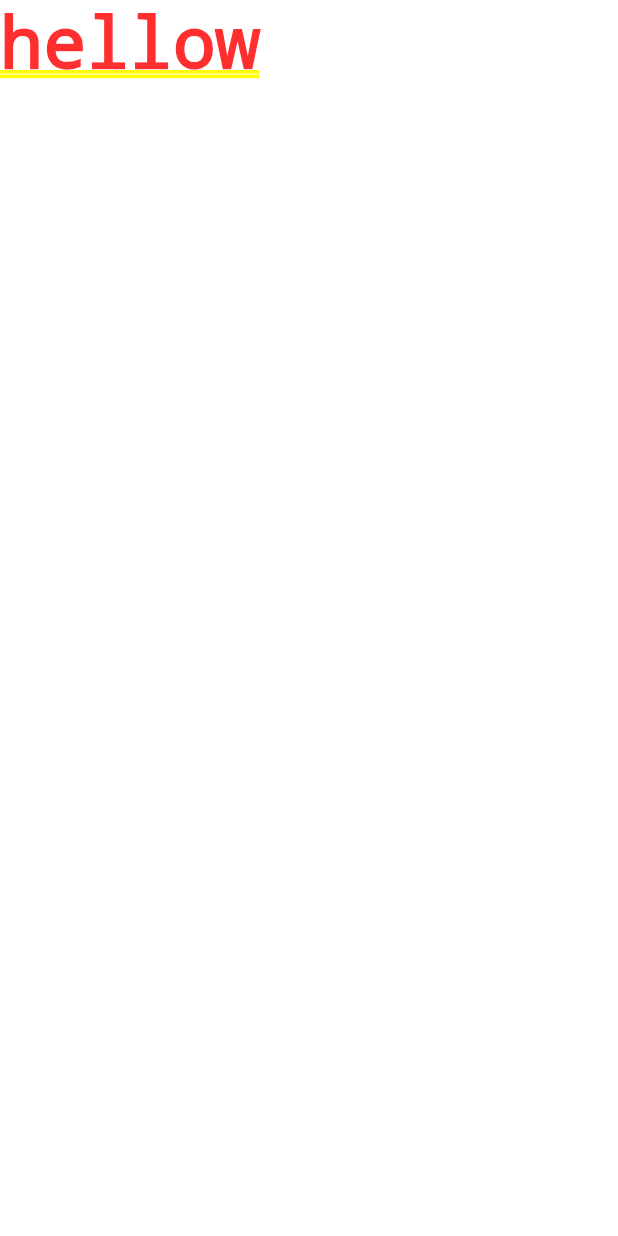
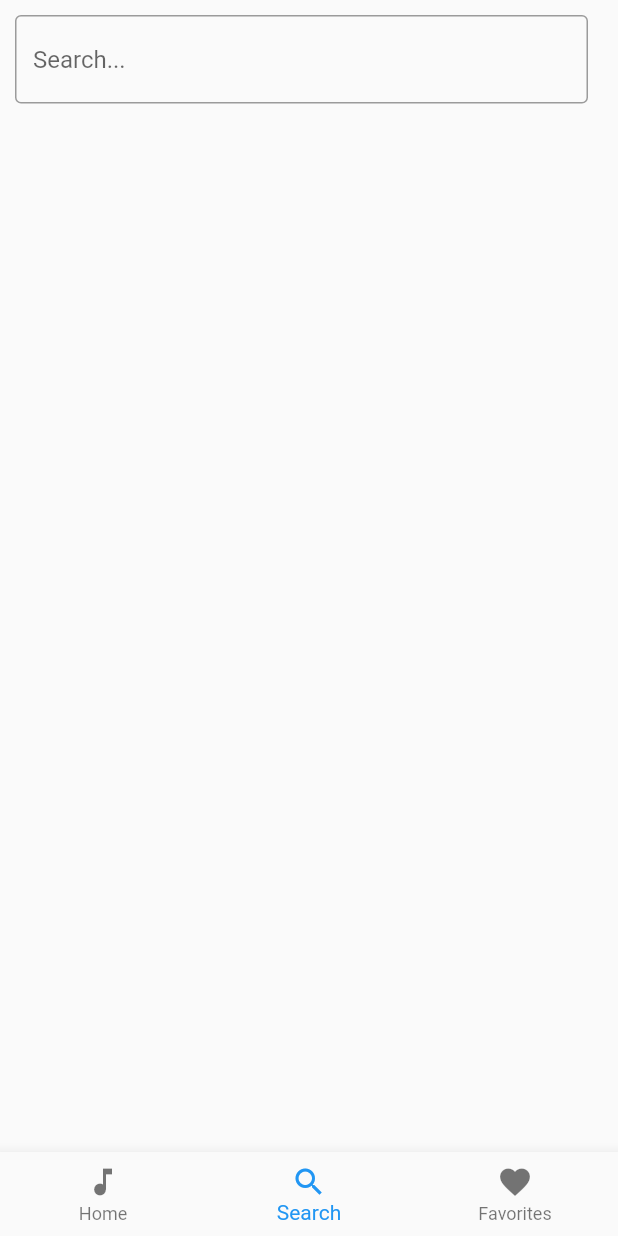
Before and after one commit to devvildaz/elec_spotify_devvildaz, a Flutter app: the screen it shows after launch, on a phone screen of 412 x 824 dp. Run offline on Flutter 3.47's test engine with Material 2 defaults, Android fonts, the phone set to English and light mode, and no system bars; missing offline and left inert: spotify_sdk.

Commit message:
feat: esperando la trucha

```diff
--- /dev/null
+++ b/lib/bloc/bloc.dart
@@ -0,0 +1,3 @@
+abstract class Bloc {
+  void dispose();
+}
--- a/lib/main_page.dart
+++ b/lib/ui/main_page.dart
@@ -10,8 +10,6 @@ class MainPage extends StatefulWidget {
 class _MainPageState extends State<MainPage> {
   @override
   Widget build(BuildContext context) {
-    return Container(
-      child: const Text("hellow"),
-    );
+    return const Text("hellowd");
   }
 }
--- /dev/null
+++ b/lib/ui/search_page.dart
@@ -0,0 +1,25 @@
+import 'package:flutter/material.dart';
+
+class SearchPage extends StatefulWidget {
+  const SearchPage({Key? key}) : super(key: key);
+
+  @override
+  State<SearchPage> createState() => _SearchPageState();
+}
+
+class _SearchPageState extends State<SearchPage> {
+  @override
+  Widget build(BuildContext context) {
+    return Column(children: [
+      Padding(
+          padding: const EdgeInsets.fromLTRB(10, 10, 20, 0) ,
+          child: TextField(
+            decoration: const InputDecoration(border: OutlineInputBorder(), hintText: 'Search...'),
+            onChanged: (query) {
+
+            },
+          )
+      )
+    ]);
+  }
+}
--- /dev/null
+++ b/lib/ui/songs_page.dart
@@ -0,0 +1,68 @@
+import 'package:flutter/material.dart';
+import 'package:flutter/services.dart';
+import 'package:spotify_test/ui/search_page.dart';
+
+class SongsPage extends StatefulWidget {
+  const SongsPage({Key? key}) : super(key: key);
+
+  @override
+  State<SongsPage> createState() => SongsPageState();
+}
+
+class SongsPageState extends State<SongsPage> with TickerProviderStateMixin{
+  static const List<Widget> _widgetOptions = <Widget>[
+    Icon(Icons.directions_bike),
+    SearchPage(),
+    Icon(Icons.directions_bus)
+  ];
+
+  int _selectedIndex = 1;
+
+  late TabController _tabController;
+
+  @override
+  void initState() {
+    SystemChrome.setEnabledSystemUIMode(SystemUiMode.manual, overlays: [SystemUiOverlay.bottom]);
+    super.initState();
+    _tabController = TabController(length: 3, vsync: this, initialIndex: 1,animationDuration: const Duration(milliseconds: 100));
+    _tabController.addListener(() {
+      setState(() {
+        _selectedIndex = _tabController.index;
+      });
+    });
+  }
+
+  @override
+  void dispose() {
+    SystemChrome.setEnabledSystemUIMode(SystemUiMode.manual, overlays: SystemUiOverlay.values);
+    super.dispose();
+  }
+
+  void _onItemTapped(int index) {
+    setState(() {
+      _tabController.animateTo(index);
+      _selectedIndex = index;
+    });
+  }
+
+  @override
+  Widget build(BuildContext context) {
+    return SafeArea(
+      child: Scaffold(
+            body: TabBarView(
+                controller: _tabController,
+                children: _widgetOptions,
+            ),
+            bottomNavigationBar: BottomNavigationBar(
+              items: const <BottomNavigationBarItem>[
+                BottomNavigationBarItem(icon: Icon(Icons.music_note), label: 'Home'),
+                BottomNavigationBarItem(icon: Icon(Icons.search), label: 'Search'),
+                BottomNavigationBarItem(icon: Icon(Icons.favorite), label: 'Favorites'),
+              ],
+              currentIndex: _selectedIndex,
+              onTap: _onItemTapped,
+            ),
+          )
+    );
+  }
+}
--- a/lib/utils/routes.dart
+++ b/lib/utils/routes.dart
@@ -1,9 +1,10 @@
 import 'package:flutter/material.dart';
-import '../main_page.dart';
+import 'package:spotify_test/ui/songs_page.dart';
+import 'package:spotify_test/ui/main_page.dart';
 
 Map<String, Widget Function(BuildContext)> getRoutes(BuildContext context) {
   return {
-    "/" : (context) => const MainPage(),
+    "/" : (context) => const SongsPage(),
     "/callback": (context) => const MainPage()
   };
 }
--- a/pubspec.yaml
+++ b/pubspec.yaml
@@ -35,6 +35,8 @@ dependencies:
   # Use with the CupertinoIcons class for iOS style icons.
   cupertino_icons: ^1.0.2
   spotify_sdk: 2.3.0
+  bloc:
+  http:
 
 dev_dependencies:
   flutter_test:
```
Also changed, not shown: lib/bloc/song_list_bloc.dart (added, +32 -0 lines), lib/main.dart (+7 -3 lines), pubspec.lock.
